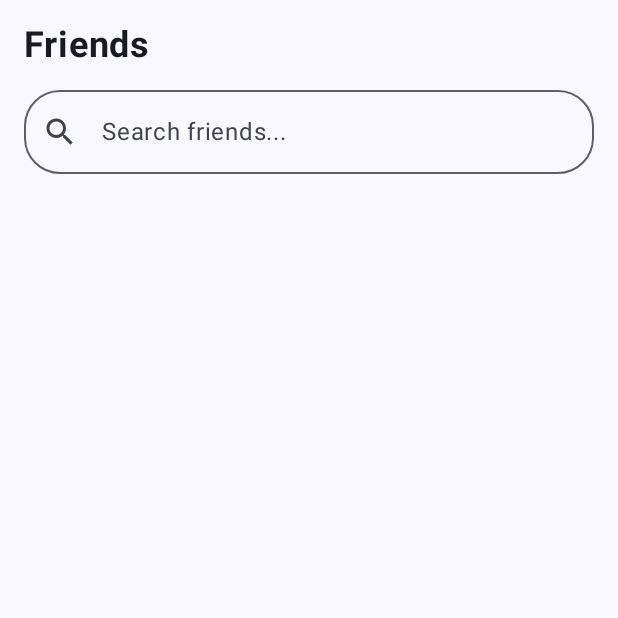
After one commit to Mysterio824/Android-Final-Project, an Android app built with Jetpack Compose: the composable FriendListScreen shown on its own in the app's theme, on a phone screen of 412 x 824 dp, the top half of it. The commit adds this screen. Run offline under Robolectric (Android 15) with nearby library versions, the phone set to English and light mode, and no system bars; libraries missing offline, so code that uses them is left out: org.bson, org.bson.types; 1 statement that could not run was skipped.

Commit message:
11-Minh-create screen for friend list

```diff
--- a/Hacktok/app/src/main/java/com/androidfinalproject/hacktok/App.kt
+++ b/Hacktok/app/src/main/java/com/androidfinalproject/hacktok/App.kt
@@ -6,6 +6,8 @@ import androidx.navigation.compose.NavHost
 import androidx.navigation.compose.rememberNavController
 import com.androidfinalproject.hacktok.router.routes.AuthRoute
 import com.androidfinalproject.hacktok.router.graph.authNavigation
+import com.androidfinalproject.hacktok.router.graph.friendListNavigation
+import com.androidfinalproject.hacktok.router.routes.FriendListRoute
 import com.androidfinalproject.hacktok.ui.theme.LoginAppTheme
 
 @Composable
@@ -15,10 +17,10 @@ fun App() {
         val navController = rememberNavController()
         NavHost(
             navController = navController,
-            startDestination = AuthRoute.AuthGraph.route
+            startDestination = FriendListRoute.Graph.route
         ) {
             authNavigation(navController)
-//            mainNavigation(navController)
+            friendListNavigation(navController)
         }
     }
 }
--- a/Hacktok/app/src/main/java/com/androidfinalproject/hacktok/router/routes/AuthRoute.kt
+++ b/Hacktok/app/src/main/java/com/androidfinalproject/hacktok/router/routes/AuthRoute.kt
@@ -5,7 +5,7 @@ import kotlinx.serialization.Serializable
 @Serializable
 sealed interface AuthRoute : Route {
     @Serializable
-    data object AuthGraph : AuthRoute {
+    data object Graph : AuthRoute {
         override val route = "auth_graph"
     }
 
--- a/Hacktok/app/src/main/java/com/androidfinalproject/hacktok/router/routes/MainRoute.kt
+++ b/Hacktok/app/src/main/java/com/androidfinalproject/hacktok/router/routes/MainRoute.kt
@@ -5,7 +5,7 @@ import kotlinx.serialization.Serializable
 @Serializable
 sealed interface MainRoute : Route {
     @Serializable
-    data object MainGraph : AuthRoute {
+    data object Graph : MainRoute {
         override val route = "main_graph"
     }
 
--- /dev/null
+++ b/Hacktok/app/src/main/java/com/androidfinalproject/hacktok/ui/friendList/FriendListScreen.kt
@@ -0,0 +1,94 @@
+package com.androidfinalproject.hacktok.ui.friendList
+
+import androidx.compose.foundation.layout.Box
+import androidx.compose.foundation.layout.Column
+import androidx.compose.foundation.layout.Spacer
+import androidx.compose.foundation.layout.fillMaxSize
+import androidx.compose.foundation.layout.height
+import androidx.compose.foundation.layout.padding
+import androidx.compose.foundation.lazy.LazyColumn
+import androidx.compose.foundation.lazy.items
+import androidx.compose.material3.CircularProgressIndicator
+import androidx.compose.material3.Divider
+import androidx.compose.material3.Text
+import androidx.compose.runtime.Composable
+import androidx.compose.ui.Alignment
+import androidx.compose.ui.Modifier
+import androidx.compose.ui.graphics.Color
+import androidx.compose.ui.text.font.FontWeight
+import androidx.compose.ui.unit.dp
+import androidx.compose.ui.unit.sp
+import com.androidfinalproject.hacktok.ui.friendList.component.*
+
+@Composable
+fun FriendListScreen(
+    state: FriendListState,
+    onAction: (FriendListAction) -> Unit
+) {
+    Column(
+        modifier = Modifier
+            .fillMaxSize()
+            .padding(16.dp)
+    ) {
+        Text(
+            text = "Friends",
+            fontSize = 24.sp,
+            fontWeight = FontWeight.Bold,
+            modifier = Modifier.padding(bottom = 16.dp)
+        )
+
+        FriendListSearchBar(
+            searchQuery = state.searchQuery,
+            onSearchQueryChange = {
+                onAction(FriendListAction.SearchQueryChanged(it))
+            }
+        )
+
+        Spacer(modifier = Modifier.height(16.dp))
+
+        if (state.isLoading) {
+            Box(
+                contentAlignment = Alignment.Center,
+                modifier = Modifier.fillMaxSize()
+            ) {
+                CircularProgressIndicator()
+            }
+        } else if (state.error != null) {
+            Box(
+                contentAlignment = Alignment.Center,
+                modifier = Modifier.fillMaxSize()
+            ) {
+                Text(
+                    text = state.error,
+                    color = Color.Red
+                )
+            }
+        } else {
+            LazyColumn(
+                modifier = Modifier.fillMaxSize()
+            ) {
+                items(state.filteredUsers) { user ->
+                    val isFriend = state.friendIds.contains(user.id)
+                    FriendListItem(
+                        user = user,
+                        isFriend = isFriend,
+                        onAddFriend = {
+                            onAction(FriendListAction.AddFriend(user.id))
+                        },
+                        onChatWithFriend = {
+                            onAction(FriendListAction.ChatWithFriend(user.id))
+                        },
+                        onUserClick = {
+                            onAction(FriendListAction.UserClicked(user.id))
+                        }
+                    )
+                    Divider(
+                        color = Color.LightGray,
+                        thickness = 0.5.dp,
+                        modifier = Modifier.padding(vertical = 8.dp)
+                    )
+                }
+            }
+        }
+    }
+}
--- /dev/null
+++ b/Hacktok/app/src/main/java/com/androidfinalproject/hacktok/ui/friendList/FriendListState.kt
@@ -0,0 +1,14 @@
+package com.androidfinalproject.hacktok.ui.friendList
+
+import com.androidfinalproject.hacktok.model.User
+import org.bson.types.ObjectId
+
+// UI State
+data class FriendListState(
+    val users: List<User> = emptyList(),
+    val filteredUsers: List<User> = emptyList(),
+    val friendIds: Set<ObjectId?> = emptySet(),
+    val searchQuery: String = "",
+    val isLoading: Boolean = false,
+    val error: String? = null
+)
--- /dev/null
+++ b/Hacktok/app/src/main/java/com/androidfinalproject/hacktok/ui/friendList/component/FriendListSearchBar.kt
@@ -0,0 +1,32 @@
+package com.androidfinalproject.hacktok.ui.friendList.component
+
+import androidx.compose.foundation.layout.fillMaxWidth
+import androidx.compose.foundation.shape.RoundedCornerShape
+import androidx.compose.material.icons.Icons
+import androidx.compose.material.icons.filled.Search
+import androidx.compose.material3.Icon
+import androidx.compose.material3.OutlinedTextField
+import androidx.compose.material3.Text
+import androidx.compose.runtime.Composable
+import androidx.compose.ui.Modifier
+import androidx.compose.ui.unit.dp
+@Composable
+fun FriendListSearchBar(
+    searchQuery: String,
+    onSearchQueryChange: (String) -> Unit
+) {
+    OutlinedTextField(
+        value = searchQuery,
+        onValueChange = onSearchQueryChange,
+        placeholder = { Text("Search friends...") },
+        leadingIcon = {
+            Icon(
+                imageVector = Icons.Default.Search,
+                contentDescription = "Search Icon"
+            )
+        },
+        singleLine = true,
+        shape = RoundedCornerShape(24.dp),
+        modifier = Modifier.fillMaxWidth()
+    )
+}
```
Also changed, not shown: Hacktok/app/src/main/java/com/androidfinalproject/hacktok/Preview.kt (+52 -13 lines), Hacktok/app/src/main/java/com/androidfinalproject/hacktok/router/graph/FriendListGraph.kt (added, +65 -0 lines), Hacktok/app/src/main/java/com/androidfinalproject/hacktok/router/graph/authGraph.kt (+4 -4 lines), Hacktok/app/src/main/java/com/androidfinalproject/hacktok/router/routes/FriendListRoute.kt (added, +16 -0 lines), Hacktok/app/src/main/java/com/androidfinalproject/hacktok/ui/friendList/FriendListAction.kt (added, +12 -0 lines), Hacktok/app/src/main/java/com/androidfinalproject/hacktok/ui/friendList/FriendListScreenRoot.kt (added, +29 -0 lines), Hacktok/app/src/main/java/com/androidfinalproject/hacktok/ui/friendList/FriendListViewModel.kt (added, +101 -0 lines), Hacktok/app/src/main/java/com/androidfinalproject/hacktok/ui/friendList/component/FriendListItem.kt (added, +105 -0 lines).
